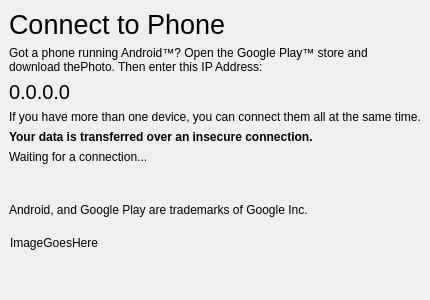
The window that phonedialog.ui (theCheeseboard/thephoto) describes before a commit, drawn with Qt 5.
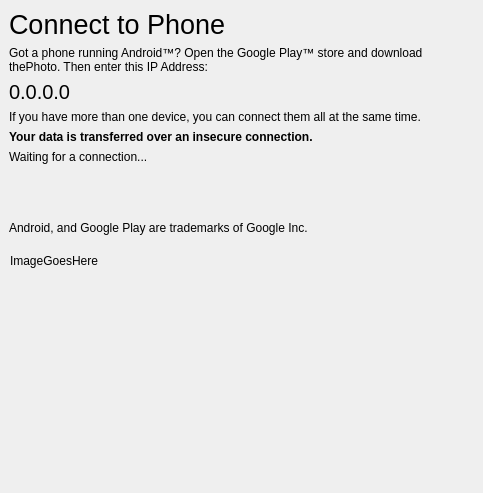
The same window after the commit.

```diff
--- a/phonedialog.ui
+++ b/phonedialog.ui
@@ -6,8 +6,8 @@
    <rect>
     <x>0</x>
     <y>0</y>
-    <width>400</width>
-    <height>300</height>
+    <width>483</width>
+    <height>493</height>
    </rect>
   </property>
   <property name="windowTitle">
@@ -135,8 +135,8 @@
        <rect>
         <x>0</x>
         <y>0</y>
-        <width>400</width>
-        <height>68</height>
+        <width>483</width>
+        <height>241</height>
        </rect>
       </property>
       <widget class="QLabel" name="imageLabel">
```
